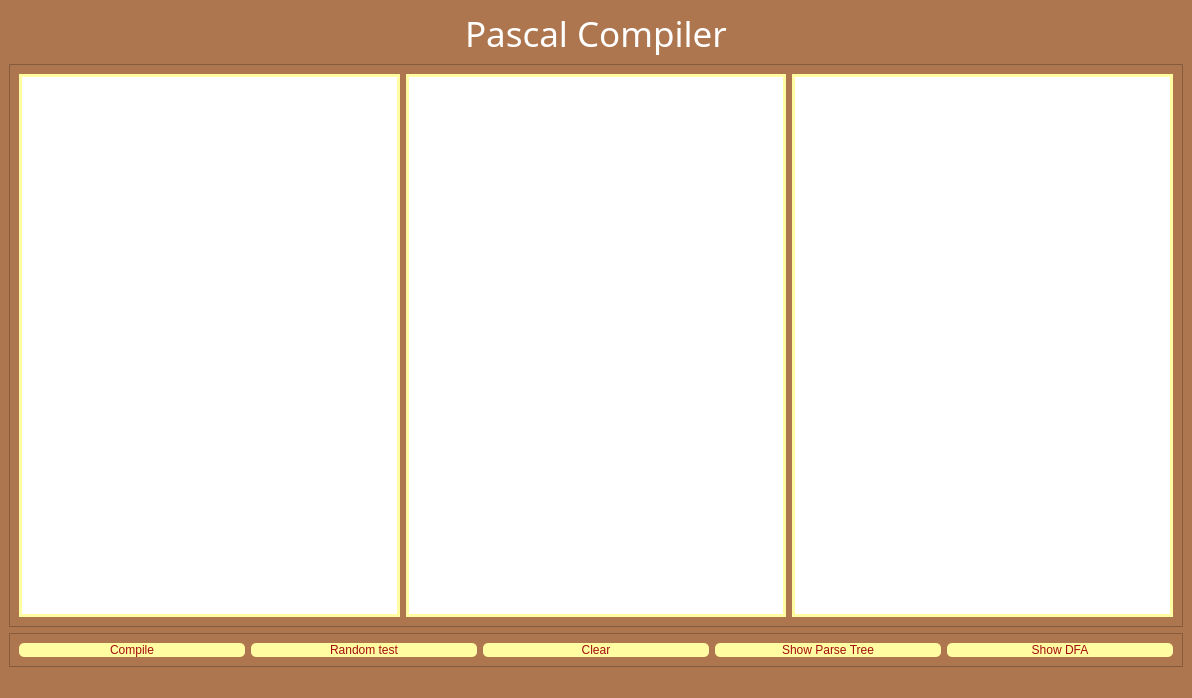
Old version of the form src/Compiler_gui.ui in the repository mourra950/Compilers.
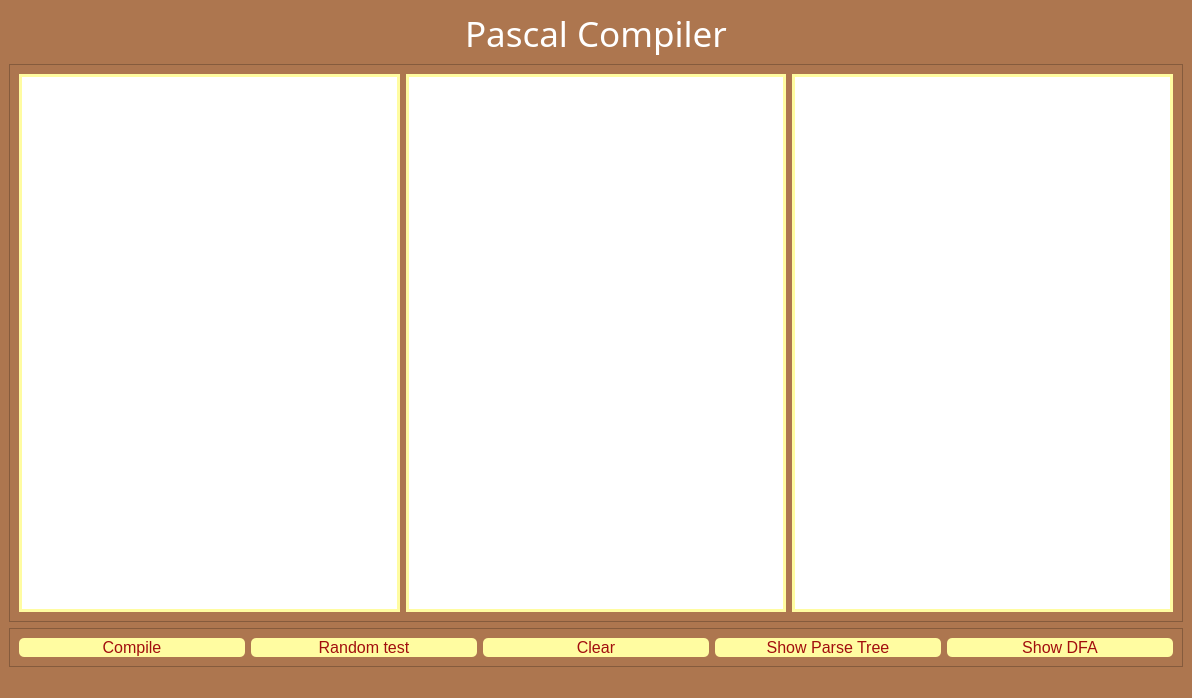
New version of the form.

```diff
--- a/src/Compiler_gui.ui
+++ b/src/Compiler_gui.ui
@@ -79,18 +79,21 @@
            </property>
            <property name="html">
             <string>&lt;!DOCTYPE HTML PUBLIC &quot;-//W3C//DTD HTML 4.0//EN&quot; &quot;http://www.w3.org/TR/REC-html40/strict.dtd&quot;&gt;
-&lt;html&gt;&lt;head&gt;&lt;meta name=&quot;qrichtext&quot; content=&quot;1&quot; /&gt;&lt;meta charset=&quot;utf-8&quot; /&gt;&lt;style type=&quot;text/css&quot;&gt;
+&lt;html&gt;&lt;head&gt;&lt;meta name=&quot;qrichtext&quot; content=&quot;1&quot; /&gt;&lt;style type=&quot;text/css&quot;&gt;
 p, li { white-space: pre-wrap; }
-hr { height: 1px; border-width: 0; }
-li.unchecked::marker { content: &quot;\2610&quot;; }
-li.checked::marker { content: &quot;\2612&quot;; }
-&lt;/style&gt;&lt;/head&gt;&lt;body style=&quot; font-family:'Segoe UI'; font-size:9pt; font-weight:400; font-style:normal;&quot;&gt;
-&lt;p style=&quot;-qt-paragraph-type:empty; margin-top:0px; margin-bottom:0px; margin-left:0px; margin-right:0px; -qt-block-indent:0; text-indent:0px; font-family:'MS Shell Dlg 2'; font-size:7.8pt;&quot;&gt;&lt;br /&gt;&lt;/p&gt;&lt;/body&gt;&lt;/html&gt;</string>
+&lt;/style&gt;&lt;/head&gt;&lt;body style=&quot; font-family:'MS Shell Dlg 2'; font-size:7.8pt; font-weight:400; font-style:normal;&quot;&gt;
+&lt;p style=&quot;-qt-paragraph-type:empty; margin-top:0px; margin-bottom:0px; margin-left:0px; margin-right:0px; -qt-block-indent:0; text-indent:0px;&quot;&gt;&lt;br /&gt;&lt;/p&gt;&lt;/body&gt;&lt;/html&gt;</string>
            </property>
           </widget>
          </item>
          <item>
           <widget class="QTableView" name="tableView">
+           <property name="maximumSize">
+            <size>
+             <width>600</width>
+             <height>16777215</height>
+            </size>
+           </property>
            <property name="styleSheet">
             <string notr="true">QTableView{
 background-color: white;
@@ -102,6 +105,12 @@
            <property name="sizeAdjustPolicy">
             <enum>QAbstractScrollArea::AdjustToContents</enum>
            </property>
+           <attribute name="horizontalHeaderStretchLastSection">
+            <bool>true</bool>
+           </attribute>
+           <attribute name="verticalHeaderStretchLastSection">
+            <bool>false</bool>
+           </attribute>
           </widget>
          </item>
          <item>
@@ -114,6 +123,12 @@
 }
 </string>
            </property>
+           <attribute name="horizontalHeaderStretchLastSection">
+            <bool>true</bool>
+           </attribute>
+           <attribute name="verticalHeaderStretchLastSection">
+            <bool>false</bool>
+           </attribute>
           </widget>
          </item>
         </layout>
@@ -136,6 +151,11 @@
         <layout class="QHBoxLayout" name="horizontalLayout">
          <item>
           <widget class="QPushButton" name="Compile_button">
+           <property name="font">
+            <font>
+             <pointsize>12</pointsize>
+            </font>
+           </property>
            <property name="styleSheet">
             <string notr="true">
 QPushButton {
@@ -152,6 +172,11 @@
          </item>
          <item>
           <widget class="QPushButton" name="testbutton">
+           <property name="font">
+            <font>
+             <pointsize>12</pointsize>
+            </font>
+           </property>
            <property name="styleSheet">
             <string notr="true">
 QPushButton {
@@ -168,6 +193,11 @@
          </item>
          <item>
           <widget class="QPushButton" name="Clear_button">
+           <property name="font">
+            <font>
+             <pointsize>12</pointsize>
+            </font>
+           </property>
            <property name="styleSheet">
             <string notr="true">
 QPushButton {
@@ -184,6 +214,11 @@
          </item>
          <item>
           <widget class="QPushButton" name="Show_ParseTree">
+           <property name="font">
+            <font>
+             <pointsize>12</pointsize>
+            </font>
+           </property>
            <property name="styleSheet">
             <string notr="true">
 QPushButton {
@@ -200,6 +235,11 @@
          </item>
          <item>
           <widget class="QPushButton" name="DFA_button">
+           <property name="font">
+            <font>
+             <pointsize>12</pointsize>
+            </font>
+           </property>
            <property name="styleSheet">
             <string notr="true">
 QPushButton {
```
Left out of the diff: 4 changed lines with no effect on the pictures.
